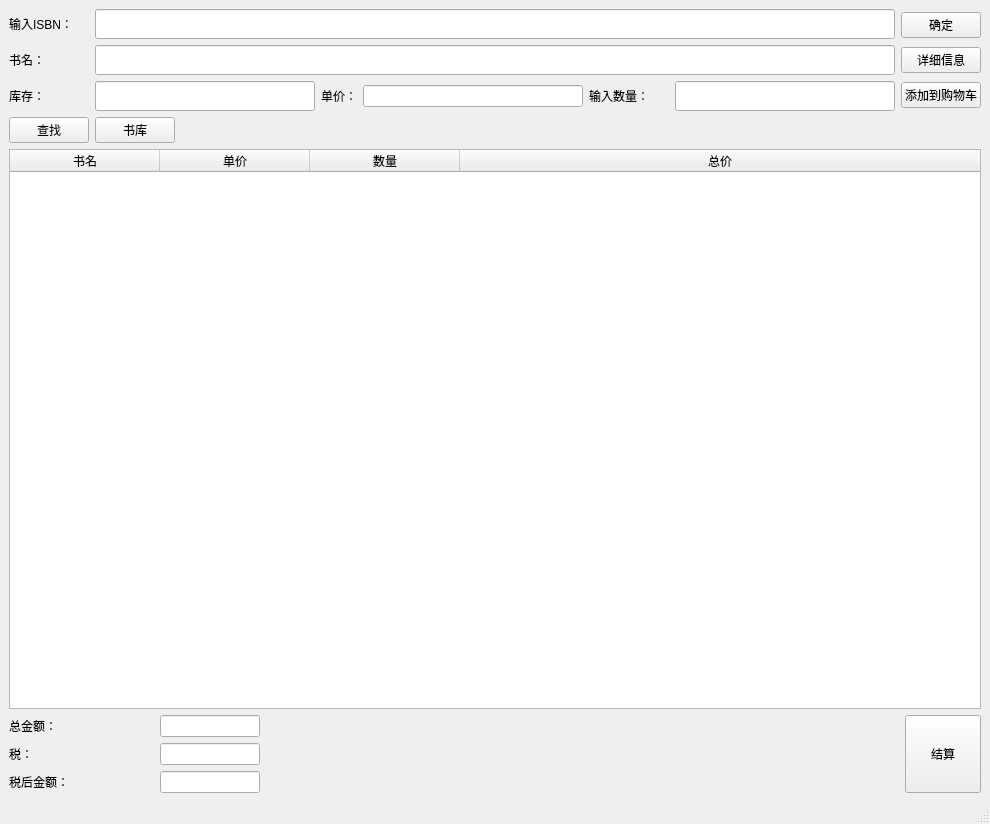
First picture: the form in ui/SaleWindow.ui, repository li1553770945/course-design-GUI, before the edit.
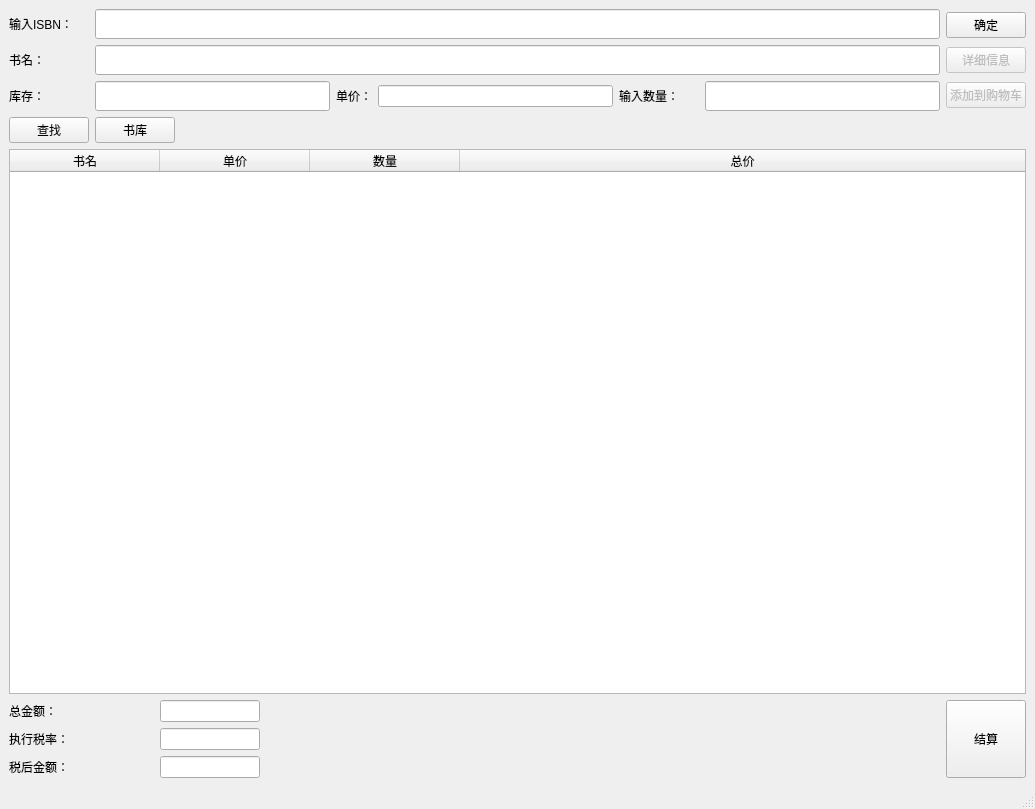
Second picture: the form after the edit.

Patch:
```diff
--- a/ui/SaleWindow.ui
+++ b/ui/SaleWindow.ui
@@ -6,8 +6,8 @@
    <rect>
     <x>0</x>
     <y>0</y>
-    <width>990</width>
-    <height>824</height>
+    <width>1035</width>
+    <height>809</height>
    </rect>
   </property>
   <property name="minimumSize">
@@ -213,13 +213,19 @@
         </item>
         <item>
          <widget class="QPushButton" name="ButtonDetail">
+          <property name="enabled">
+           <bool>false</bool>
+          </property>
           <property name="text">
            <string>详细信息</string>
           </property>
          </widget>
         </item>
         <item>
-         <widget class="QPushButton" name="Add">
+         <widget class="QPushButton" name="ButtonAddToCart">
+          <property name="enabled">
+           <bool>false</bool>
+          </property>
           <property name="text">
            <string>添加到购物车</string>
           </property>
@@ -243,7 +249,7 @@
         <item>
          <widget class="QLabel" name="label_3">
           <property name="text">
-           <string>税：</string>
+           <string>执行税率：</string>
           </property>
          </widget>
         </item>
```
Left out of the diff: 11 changed lines with no effect on the pictures.
